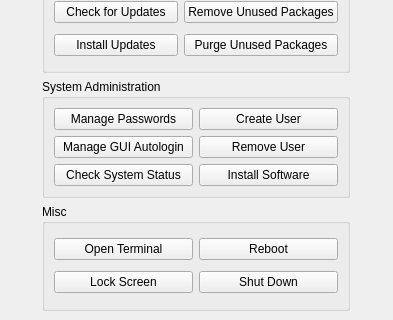
First picture: the form in ui/ui_mainwindow.ui, repository Kicksecure/sysmaint-panel, before the edit; both pictures show x 0 to 393 and y 268 to 588 of the 393 by 588 pixel window.
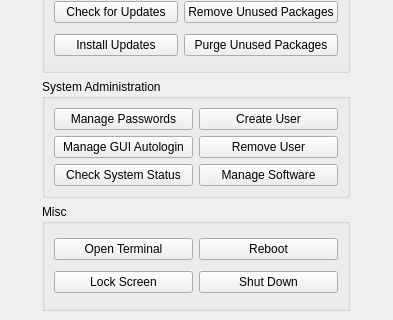
Second picture: the form after the edit.

Commit message: Improve software management features

```diff
--- a/ui/ui_mainwindow.ui
+++ b/ui/ui_mainwindow.ui
@@ -119,7 +119,7 @@
           <string>&lt;html&gt;&lt;head/&gt;&lt;body&gt;&lt;p&gt;Allows you to search for and install software through the apt package manager.&lt;/p&gt;&lt;/body&gt;&lt;/html&gt;</string>
          </property>
          <property name="text">
-          <string>Install Software</string>
+          <string>Manage Software</string>
          </property>
         </widget>
        </item>
```
Left out of the diff: 2 changed lines with no effect on the pictures. The commit also changes 7 other files.
